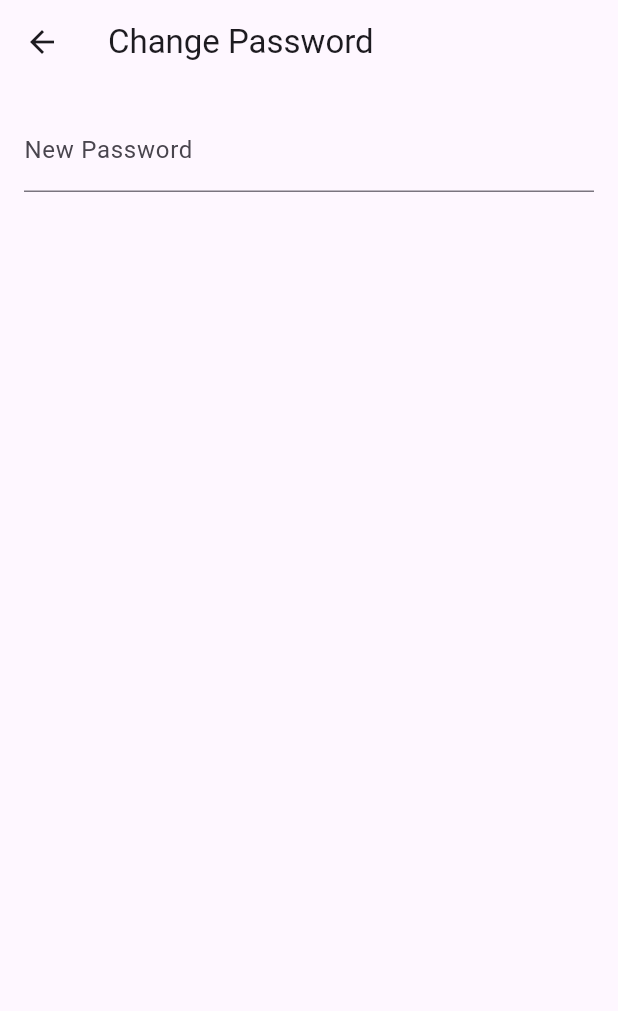
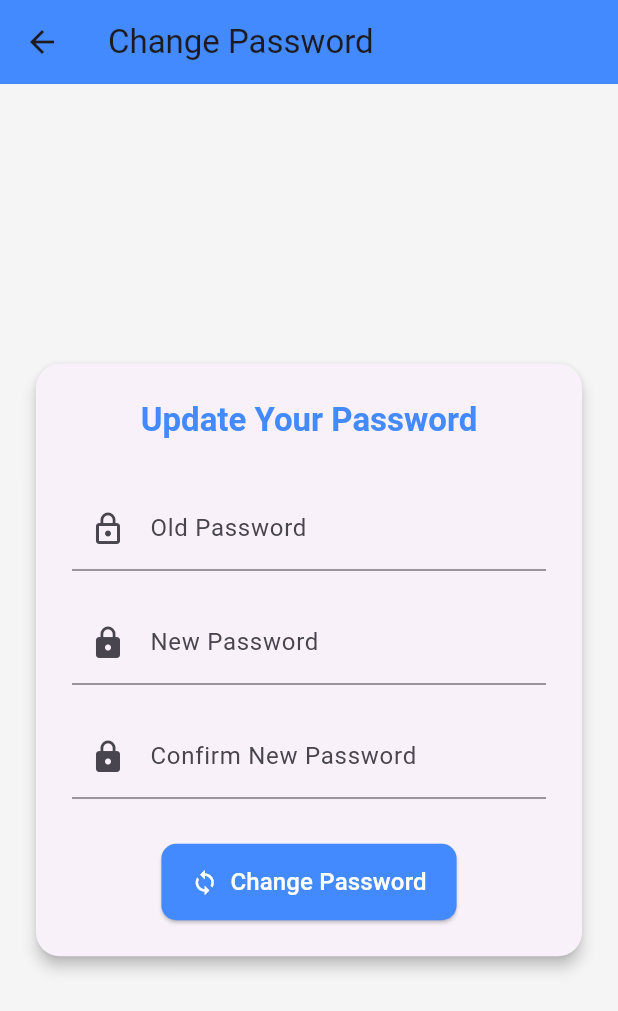
Before and after one commit to Shahh03/DiamondCarApplication, a Flutter app: the ChangePasswordPage screen opened directly with empty values, on a phone screen of 412 x 824 dp. Shown: the top 1011 px of the screen. Run offline on Flutter 3.47's test engine with Material 3 defaults, Android fonts, the phone set to English and light mode, and no system bars; our stand-ins replace dropdown_search.

Commit message:
password

```diff
--- a/Client/lib/renter/navbar_pages/account/Settings/changePassword.dart
+++ b/Client/lib/renter/navbar_pages/account/Settings/changePassword.dart
@@ -1,6 +1,7 @@
 import 'package:flutter/material.dart';
 import 'package:http/http.dart' as http;
 import 'dart:convert';
+import '../account.dart';
 
 class ChangePasswordPage extends StatefulWidget {
   final String userId;
@@ -12,54 +13,186 @@ class ChangePasswordPage extends StatefulWidget {
 }
 
 class _ChangePasswordPageState extends State<ChangePasswordPage> {
-  final TextEditingController _passwordController = TextEditingController();
+  final TextEditingController _oldPasswordController = TextEditingController();
+  final TextEditingController _newPasswordController = TextEditingController();
+  final TextEditingController _confirmPasswordController = TextEditingController();
+
   bool isLoading = false;
 
  Future<void> _changePassword() async {
-    final newPassword = _passwordController.text.trim();
+  final oldPassword = _oldPasswordController.text.trim();
+  final newPassword = _newPasswordController.text.trim();
+  final confirmPassword = _confirmPasswordController.text.trim();
 
-    if (newPassword.isEmpty) return;
+  if (oldPassword.isEmpty || newPassword.isEmpty || confirmPassword.isEmpty) {
+    ScaffoldMessenger.of(context).showSnackBar(
+      const SnackBar(content: Text('Please fill in all fields')),
+    );
+    return;
+  }
+
+  if (newPassword != confirmPassword) {
+    ScaffoldMessenger.of(context).showSnackBar(
+      const SnackBar(content: Text('Passwords do not match')),
+    );
+    return;
+  }
 
   setState(() => isLoading = true);
 
   try {
     final response = await http.put(
-        Uri.parse('http://10.0.2.2:8000/user/${widget.userId}/password'),
+      Uri.parse('http://10.0.2.2:8000/renter/changePassword/${widget.userId}'),
       headers: {'Content-Type': 'application/json'},
-        body: jsonEncode({'password': newPassword}),
+      body: jsonEncode({
+        'oldPassword': oldPassword,
+        'newPassword': newPassword,
+      }),
     );
+
+    final responseBody = jsonDecode(response.body);
+    final message = responseBody['message'] ?? 'Unknown response';
 
     if (response.statusCode == 200) {
       ScaffoldMessenger.of(context).showSnackBar(
-          const SnackBar(content: Text('Password updated')),
+        SnackBar(content: Text(message)),);
+      _showSuccessDialog(); // if you want a dialog too
+    } else {
+      ScaffoldMessenger.of(context).showSnackBar(
+        SnackBar(content: Text('Error: $message')),
       );
-        Navigator.pop(context); // go back to settings
-      } else {
-        throw Exception('Failed to update password');
     }
   } catch (e) {
     print('Error: $e');
+    ScaffoldMessenger.of(context).showSnackBar(
+      SnackBar(content: Text('${e.toString()}')),
+    );
   } finally {
     setState(() => isLoading = false);
   }
 }
 
+
+   void _showSuccessDialog() {
+  showDialog(
+    context: context,
+    barrierDismissible: false,
+    builder: (context) => AlertDialog(
+      shape: RoundedRectangleBorder(borderRadius: BorderRadius.circular(16)),
+      backgroundColor: Colors.white,
+      title: Row(
+        children: const [
+          Icon(Icons.check_circle, color: Colors.blueAccent),
+          SizedBox(width: 8),
+          Text('Success', style: TextStyle(color: Colors.blueAccent)),
+        ],
+      ),
+      content: const Text(
+        'Password updated successfully!',
+        style: TextStyle(fontSize: 16),
+      ),
+      actions: [
+        TextButton(
+          style: TextButton.styleFrom(
+            foregroundColor: Colors.white,
+            backgroundColor: Colors.blueAccent,
+            shape: RoundedRectangleBorder(
+              borderRadius: BorderRadius.circular(10),
+            ),
+          ),
+          onPressed: () {
+             Navigator.pushReplacement(
+          context,
+          MaterialPageRoute(builder: (context) => RenterProfile(id: widget.userId)),
+        );
+          },
+          child: const Padding(
+            padding: EdgeInsets.symmetric(horizontal: 12, vertical: 8),
+            child: Text('Back to My Account'),
+          ),
+        ),
+      ],
+    ),
+  );
+}
+
+
   @override
   Widget build(BuildContext context) {
+    final theme = Theme.of(context);
+
     return Scaffold(
-      appBar: AppBar(title: const Text('Change Password')),
-      body: Padding(
-        padding: const EdgeInsets.all(16.0),
+      backgroundColor: const Color(0xFFF5F5F5),
+      appBar: AppBar(
+        title: const Text('Change Password'),
+        backgroundColor: Colors.blueAccent,
+      ),
+      body: Center(
+        child: SingleChildScrollView(
+          child: Card(
+            elevation: 4,
+            margin: const EdgeInsets.symmetric(horizontal: 24),
+            shape: RoundedRectangleBorder(borderRadius: BorderRadius.circular(16)),
+            child: Padding(
+              padding: const EdgeInsets.all(24.0),
               child: Column(
+                mainAxisSize: MainAxisSize.min,
                 children: [
+                  Text(
+                    'Update Your Password',
+                    style: theme.textTheme.titleLarge?.copyWith(
+                      fontWeight: FontWeight.bold,
+                      color: Colors.blueAccent,
+                    ),
+                  ),
+                  const SizedBox(height: 30),
                   TextField(
-              controller: _passwordController,
+                    controller: _oldPasswordController,
                     obscureText: true,
-              decoration: const InputDecoration(labelText: 'New Password'),
+                    decoration: const InputDecoration(
+                      labelText: 'Old Password',
+                      prefixIcon: Icon(Icons.lock_outline),
+                    ),
                   ),
                   const SizedBox(height: 20),
-
+                  TextField(
+                    controller: _newPasswordController,
+                    obscureText: true,
+                    decoration: const InputDecoration(
+                      labelText: 'New Password',
+                      prefixIcon: Icon(Icons.lock),
+                    ),
+                  ),
+                  const SizedBox(height: 20),
+                  TextField(
+                    controller: _confirmPasswordController,
+                    obscureText: true,
+                    decoration: const InputDecoration(
+                      labelText: 'Confirm New Password',
+                      prefixIcon: Icon(Icons.lock),
+                    ),
+                  ),
+                  const SizedBox(height: 30),
+                  ElevatedButton.icon(
+                    icon: const Icon(Icons.sync),
+                    label: Text(
+                      isLoading ? 'Updating...' : 'Change Password',
+                      style: const TextStyle(fontSize: 16),
+                    ),
+                    style: ElevatedButton.styleFrom(
+                      foregroundColor: Colors.white,
+                      backgroundColor: Colors.blueAccent,
+                      padding: const EdgeInsets.symmetric(vertical: 14, horizontal: 20),
+                      shape: RoundedRectangleBorder(
+                        borderRadius: BorderRadius.circular(10),
+                      ),
+                    ),
+                    onPressed: isLoading ? null : _changePassword,
+                  ),
                 ],
+              ),
+            ),
+          ),
         ),
       ),
     );
```
Also changed, not shown: 2 other files. Lines whose indentation alone changed are shown as unchanged.
